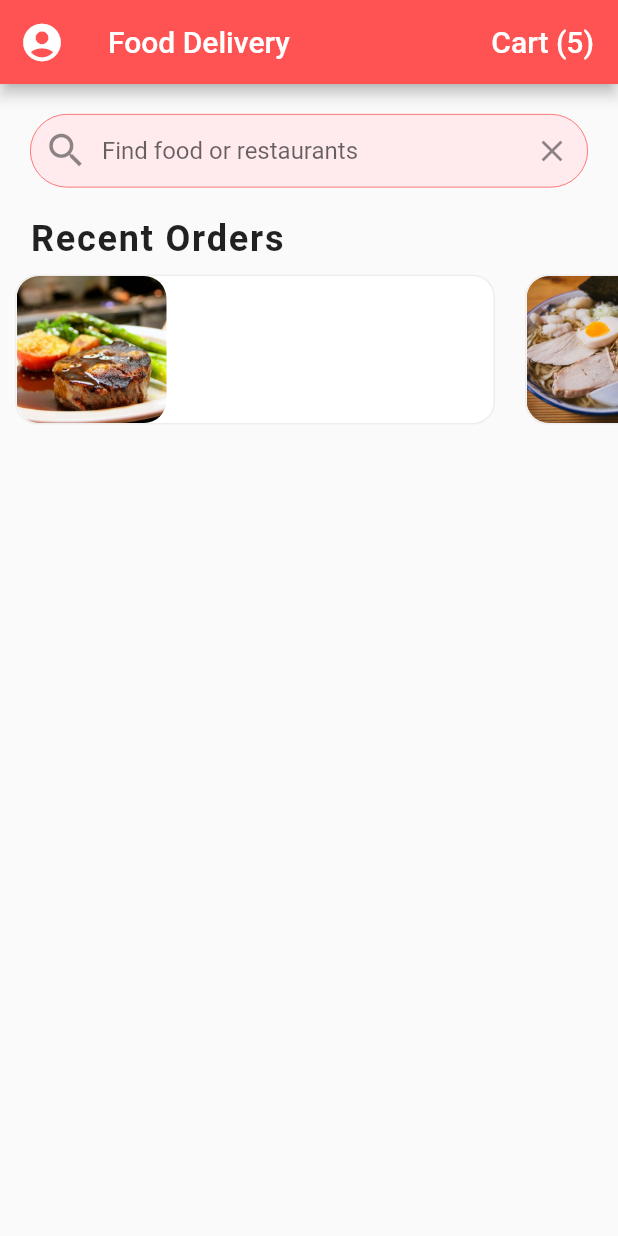
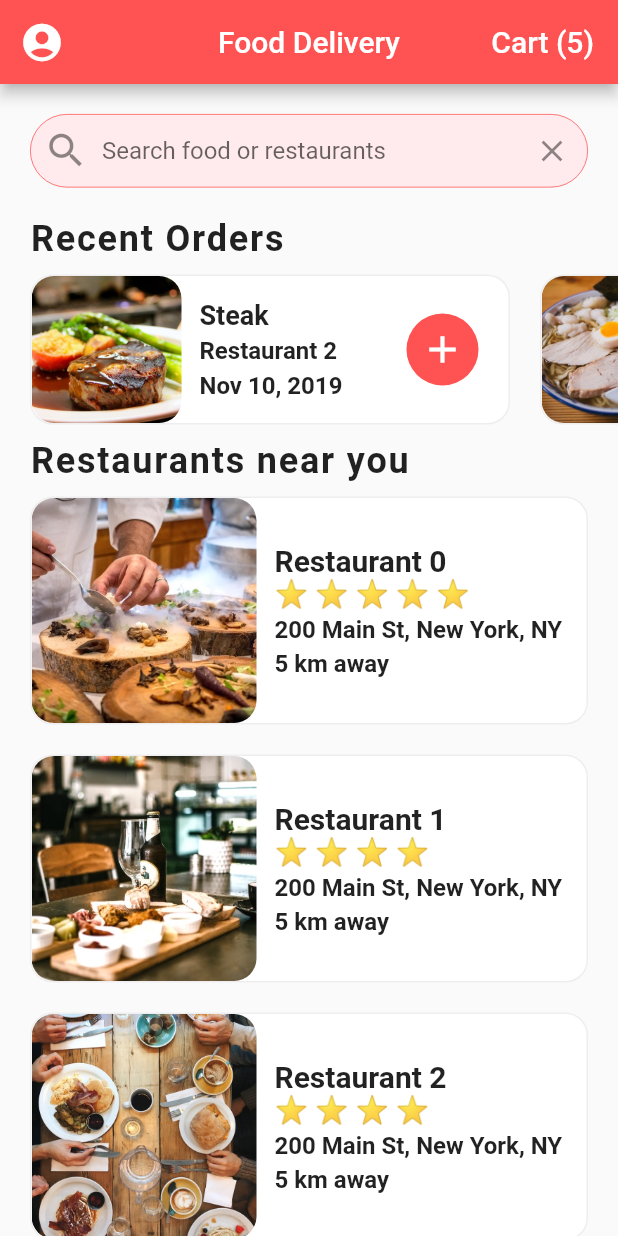
Before and after one commit to k2maan/FoodDeliveryUIFlutter, a Flutter app: the screen it shows after launch, on a phone screen of 412 x 824 dp. Run offline on Flutter 3.47's test engine with Material 2 defaults, Android fonts, the phone set to English and light mode, and no system bars.

Commit message:
Home screen done

```diff
--- a/lib/screens/home_screen.dart
+++ b/lib/screens/home_screen.dart
@@ -1,5 +1,8 @@
+import 'package:flutter/cupertino.dart';
 import 'package:flutter/material.dart';
 import 'package:flutter_food_delivery_ui/data/data.dart';
+import 'package:flutter_food_delivery_ui/models/restaurant.dart';
+import 'package:flutter_food_delivery_ui/widgets/rating_stars.dart';
 import 'package:flutter_food_delivery_ui/widgets/recent_orders.dart';
 
 class HomeScreen extends StatefulWidget {
@@ -8,6 +11,70 @@ class HomeScreen extends StatefulWidget {
 }
 
 class _HomeScreenState extends State<HomeScreen> {
+  _buildRestaurants() {
+    List<Widget> restaurantList = [];
+    restaurants.forEach(
+      (Restaurant restaurant) {
+        restaurantList.add(
+          Container(
+            margin: EdgeInsets.symmetric(horizontal: 20.0, vertical: 10.0),
+            decoration: BoxDecoration(
+              color: Colors.white,
+              borderRadius: BorderRadius.circular(15.0),
+              border: Border.all(width: 1.0, color: Colors.grey[200]),
+            ),
+            child: Row(
+              children: [
+                ClipRRect(
+                  borderRadius: BorderRadius.circular(15.0),
+                  child: Image(
+                    height: 150.0,
+                    width: 150.0,
+                    image: AssetImage(restaurant.imageUrl),
+                    fit: BoxFit.cover,
+                  ),
+                ),
+                Container(
+                  margin: EdgeInsets.all(12.0),
+                  child: Column(
+                    mainAxisAlignment: MainAxisAlignment.center,
+                    crossAxisAlignment: CrossAxisAlignment.start,
+                    children: [
+                      Text(
+                        restaurant.name,
+                        style: TextStyle(
+                            fontSize: 20.0, fontWeight: FontWeight.bold),
+                        overflow: TextOverflow.ellipsis,
+                      ),
+                      RatingStars(restaurant.rating),
+                      SizedBox(height: 4.0),
+                      Text(
+                        restaurant.address,
+                        style: TextStyle(
+                            fontSize: 16.0, fontWeight: FontWeight.w600),
+                        overflow: TextOverflow.ellipsis,
+                      ),
+                      SizedBox(height: 4.0),
+                      Text(
+                        '5 km away',
+                        style: TextStyle(
+                            fontSize: 16.0, fontWeight: FontWeight.w600),
+                        overflow: TextOverflow.ellipsis,
+                      ),
+                    ],
+                  ),
+                ),
+              ],
+            ),
+          ),
+        );
+      },
+    );
+    return Column(
+      children: restaurantList,
+    );
+  }
+
   @override
   Widget build(BuildContext context) {
     return Scaffold(
@@ -15,6 +82,7 @@ class _HomeScreenState extends State<HomeScreen> {
         leading: IconButton(
             icon: Icon(Icons.account_circle), iconSize: 30.0, onPressed: () {}),
         title: Text('Food Delivery'),
+        centerTitle: true,
         actions: [
           FlatButton(
             onPressed: () {},
@@ -28,7 +96,7 @@ class _HomeScreenState extends State<HomeScreen> {
       body: ListView(
         children: [
           Padding(
-            padding: const EdgeInsets.all(20.0),
+            padding: EdgeInsets.all(20.0),
             child: TextField(
               decoration: InputDecoration(
                 contentPadding: EdgeInsets.symmetric(vertical: 15.0),
@@ -43,7 +111,7 @@ class _HomeScreenState extends State<HomeScreen> {
                   borderSide: BorderSide(
                       width: 0.5, color: Theme.of(context).primaryColor),
                 ),
-                hintText: 'Find food or restaurants',
+                hintText: 'Search food or restaurants',
                 prefixIcon: Icon(
                   Icons.search,
                   size: 30.0,
@@ -54,6 +122,23 @@ class _HomeScreenState extends State<HomeScreen> {
             ),
           ),
           RecentOrders(),
+          Column(
+            crossAxisAlignment: CrossAxisAlignment.start,
+            children: [
+              Padding(
+                padding: EdgeInsets.symmetric(horizontal: 20.0),
+                child: Text(
+                  'Restaurants near you',
+                  style: TextStyle(
+                    fontSize: 24.0,
+                    fontWeight: FontWeight.w600,
+                    letterSpacing: 1.2,
+                  ),
+                ),
+              ),
+              _buildRestaurants(),
+            ],
+          )
         ],
       ),
     );
--- /dev/null
+++ b/lib/widgets/rating_stars.dart
@@ -0,0 +1,20 @@
+import 'package:flutter/material.dart';
+
+class RatingStars extends StatelessWidget {
+  final int rating;
+
+  RatingStars(this.rating);
+
+  @override
+  Widget build(BuildContext context) {
+    String stars = '';
+    for (int i = 0; i < rating; i++) {
+      stars += '⭐ ';
+    }
+    stars.trim();
+    return Text(
+      stars,
+      style: TextStyle(fontSize: 18.0),
+    );
+  }
+}
--- a/lib/widgets/recent_orders.dart
+++ b/lib/widgets/recent_orders.dart
@@ -16,6 +16,10 @@ class RecentOrders extends StatelessWidget {
         ),
       ),
       child: Row(
+        mainAxisAlignment: MainAxisAlignment.spaceBetween,
+        children: [
+          Expanded(
+            child: Row(
               children: [
                 ClipRRect(
                   borderRadius: BorderRadius.circular(15.0),
@@ -25,7 +29,54 @@ class RecentOrders extends StatelessWidget {
                     image: AssetImage(order.food.imageUrl),
                     fit: BoxFit.cover,
                   ),
-          )
+                ),
+                Expanded(
+                  child: Container(
+                    margin: EdgeInsets.all(12.0),
+                    child: Column(
+                      mainAxisAlignment: MainAxisAlignment.center,
+                      crossAxisAlignment: CrossAxisAlignment.start,
+                      children: [
+                        Text(
+                          order.food.name,
+                          style: TextStyle(
+                              fontSize: 18.0, fontWeight: FontWeight.bold),
+                          overflow: TextOverflow.ellipsis,
+                        ),
+                        SizedBox(height: 4.0),
+                        Text(
+                          order.restaurant.name,
+                          style: TextStyle(
+                              fontSize: 16.0, fontWeight: FontWeight.w600),
+                          overflow: TextOverflow.ellipsis,
+                        ),
+                        SizedBox(height: 4.0),
+                        Text(
+                          order.date,
+                          style: TextStyle(
+                              fontSize: 16.0, fontWeight: FontWeight.w600),
+                          overflow: TextOverflow.ellipsis,
+                        ),
+                      ],
+                    ),
+                  ),
+                ),
+              ],
+            ),
+          ),
+          Container(
+            margin: EdgeInsets.only(right: 20.0),
+            width: 48.0,
+            decoration: BoxDecoration(
+              color: Theme.of(context).primaryColor,
+              borderRadius: BorderRadius.circular(30.0),
+            ),
+            child: IconButton(
+                icon: Icon(Icons.add),
+                iconSize: 30.0,
+                color: Colors.white,
+                onPressed: () {}),
+          ),
         ],
       ),
     );
@@ -49,6 +100,8 @@ class RecentOrders extends StatelessWidget {
         Container(
           height: 120.0,
           child: ListView.builder(
+            physics: BouncingScrollPhysics(),
+            padding: EdgeInsets.only(left: 10.0),
             scrollDirection: Axis.horizontal,
             itemCount: currentUser.orders.length,
             itemBuilder: (BuildContext context, int index) {
@@ -56,7 +109,7 @@ class RecentOrders extends StatelessWidget {
               return _buildRecentOrder(context, order);
             },
           ),
-        )
+        ),
       ],
     );
   }
```
Lines whose indentation alone changed are shown as unchanged.
